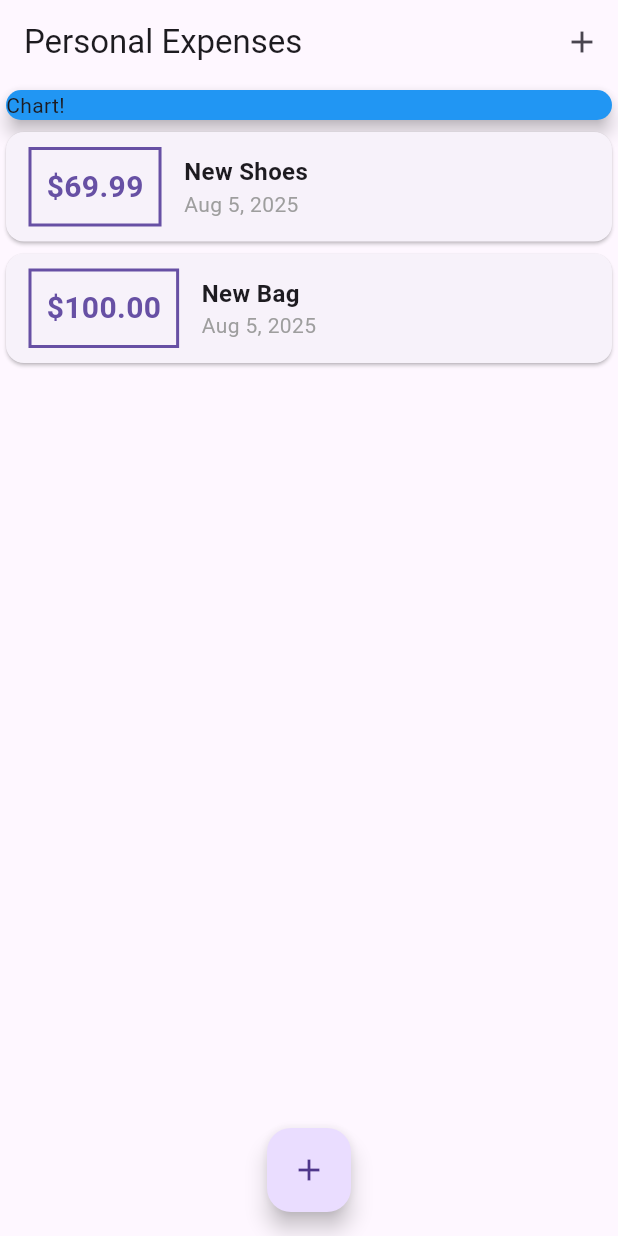
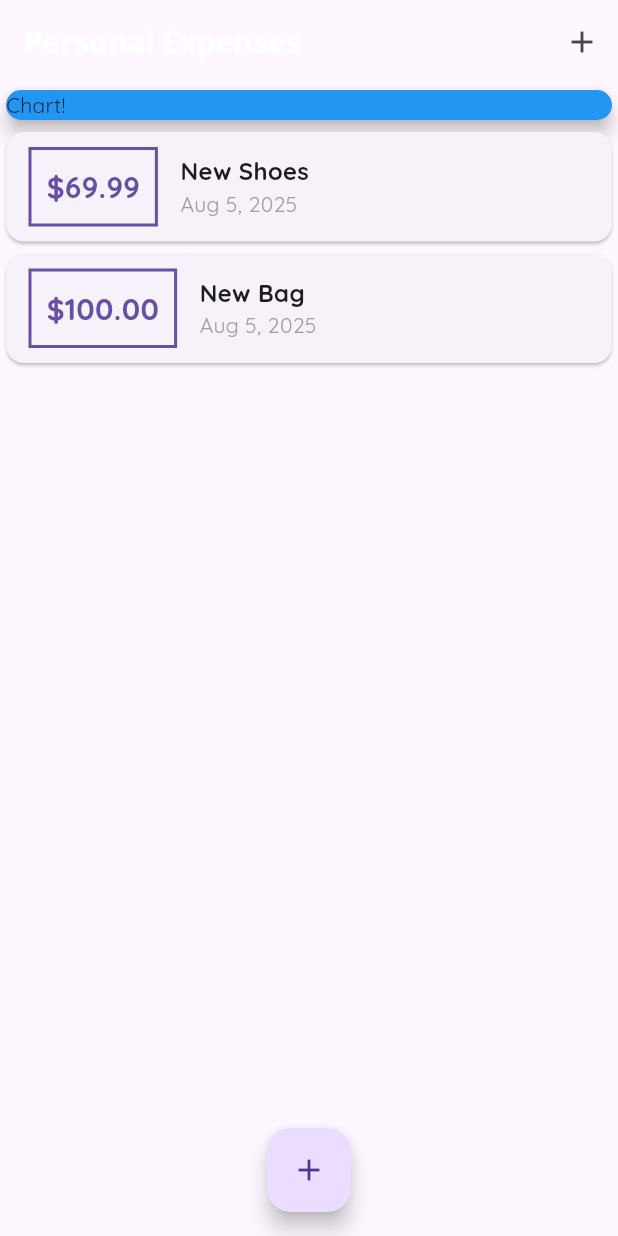
Before and after one commit to lonepu/Demo, a Flutter app: the screen it shows after launch, on a phone screen of 412 x 824 dp. Run offline on Flutter 3.47's test engine with Material 3 defaults, Android fonts, the phone set to English and light mode, and no system bars.

Commit message:
Fonts add to yaml file

```diff
--- a/unit04/lib/main.dart
+++ b/unit04/lib/main.dart
@@ -14,7 +14,17 @@ class MyApp extends StatelessWidget {
   Widget build(BuildContext context) {
     return MaterialApp(
       title: 'Personal Expenses',
-      theme: ThemeData(primarySwatch: Colors.red),
+      theme: ThemeData(
+        primarySwatch: Colors.green,
+        fontFamily: 'Quicksand',
+        appBarTheme: AppBarTheme(
+          titleTextStyle: TextStyle(
+            fontFamily: 'OpenSans',
+            fontSize: 20,
+            fontWeight: FontWeight.bold,
+          ),
+        ),
+      ),
       home: MyHomePage(),
     );
   }
@@ -94,9 +104,8 @@ class _MyHomePageState extends State<MyHomePage> {
       ),
       floatingActionButtonLocation: FloatingActionButtonLocation.centerFloat,
       floatingActionButton: FloatingActionButton(
+        onPressed: () => _startAddNewTransaction(context),
         child: Icon(Icons.add),
-
-        onPressed: () => _startAddNewTransaction(context),
       ),
     );
   }
```
Also changed, not shown: unit04/pubspec.yaml (+13 -0 lines), unit04/assets/fonts/OpenSans-Bold.ttf (added), unit04/assets/fonts/OpenSans-Regular.ttf (added), unit04/assets/fonts/Quicksand-Bold.ttf (added), unit04/assets/fonts/Quicksand-Light.ttf (added), unit04/assets/fonts/Quicksand-Medium.ttf (added), unit04/assets/fonts/Quicksand-Regular.ttf (added).
